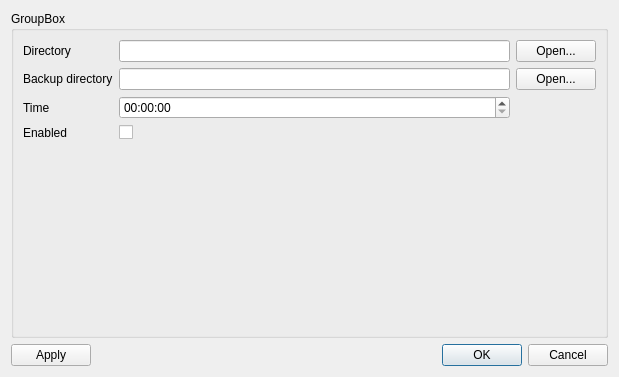
First picture: the form in tasksettings.ui, repository roman-zm/qBackup, before the edit.
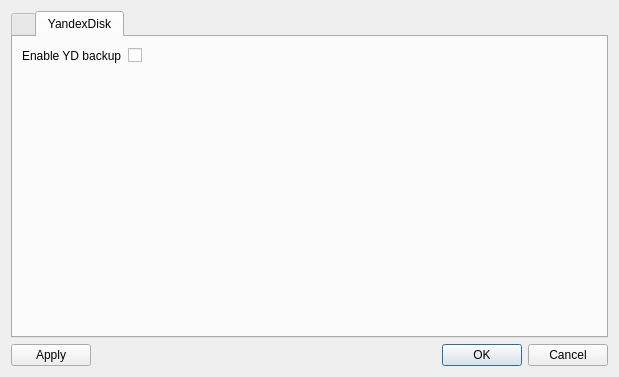
Second picture: the form after the edit.

Commit message: yandex disk

What changed in the file:
```diff
--- a/tasksettings.ui
+++ b/tasksettings.ui
@@ -14,11 +14,29 @@
    <string>Task Settings</string>
   </property>
   <layout class="QGridLayout" name="gridLayout">
+   <item row="1" column="0">
+    <widget class="QPushButton" name="applyButton">
+     <property name="text">
+      <string>Apply</string>
+     </property>
+    </widget>
+   </item>
+   <item row="1" column="1">
+    <widget class="QDialogButtonBox" name="buttonBox">
+     <property name="standardButtons">
+      <set>QDialogButtonBox::Cancel|QDialogButtonBox::Ok</set>
+     </property>
+    </widget>
+   </item>
    <item row="0" column="0" colspan="2">
-    <widget class="QGroupBox" name="groupBox">
-     <property name="title">
-      <string>GroupBox</string>
+    <widget class="QTabWidget" name="tabWidget">
+     <property name="currentIndex">
+      <number>1</number>
      </property>
+     <widget class="QWidget" name="tabWidgetPage1" native="true">
+      <attribute name="title">
+       <string/>
+      </attribute>
      <layout class="QGridLayout" name="gridLayout_2">
       <item row="1" column="3">
        <widget class="QPushButton" name="getBackupDirButton">
@@ -93,19 +111,53 @@
       </item>
      </layout>
     </widget>
-   </item>
-   <item row="1" column="0">
-    <widget class="QPushButton" name="applyButton">
+     <widget class="QWidget" name="tabWidgetPage2">
+      <attribute name="title">
+       <string>YandexDisk</string>
+      </attribute>
+      <layout class="QGridLayout" name="gridLayout_3">
+       <item row="0" column="2">
+        <spacer name="horizontalSpacer">
+         <property name="orientation">
+          <enum>Qt::Horizontal</enum>
+         </property>
+         <property name="sizeHint" stdset="0">
+          <size>
+           <width>40</width>
+           <height>20</height>
+          </size>
+         </property>
+        </spacer>
+       </item>
+       <item row="0" column="0">
+        <widget class="QLabel" name="label_5">
      <property name="text">
-      <string>Apply</string>
+          <string>Enable YD backup</string>
      </property>
     </widget>
    </item>
-   <item row="1" column="1">
-    <widget class="QDialogButtonBox" name="buttonBox">
-     <property name="standardButtons">
-      <set>QDialogButtonBox::Cancel|QDialogButtonBox::Ok</set>
-     </property>
+       <item row="2" column="0">
+        <spacer name="verticalSpacer_2">
+         <property name="orientation">
+          <enum>Qt::Vertical</enum>
+         </property>
+         <property name="sizeHint" stdset="0">
+          <size>
+           <width>20</width>
+           <height>40</height>
+          </size>
+         </property>
+        </spacer>
+       </item>
+       <item row="0" column="1">
+        <widget class="QCheckBox" name="YDBackupCheckBox">
+         <property name="text">
+          <string/>
+         </property>
+        </widget>
+       </item>
+      </layout>
+     </widget>
     </widget>
    </item>
   </layout>
```
Lines whose indentation alone changed are shown as unchanged. The commit also changes 8 other files.
